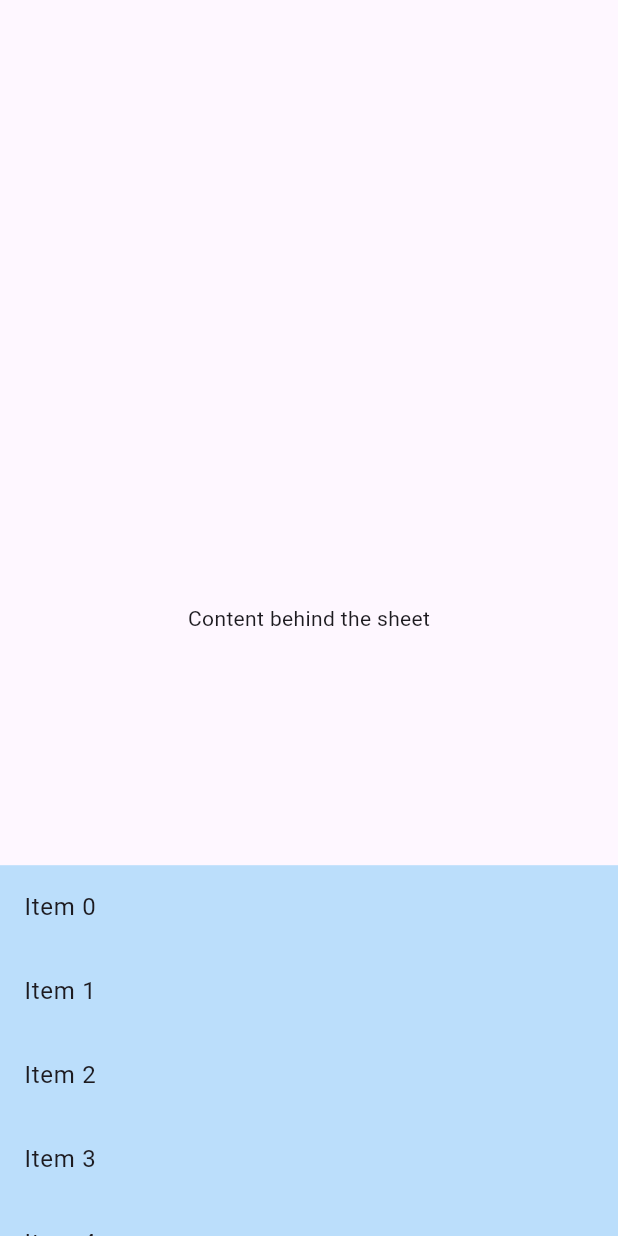
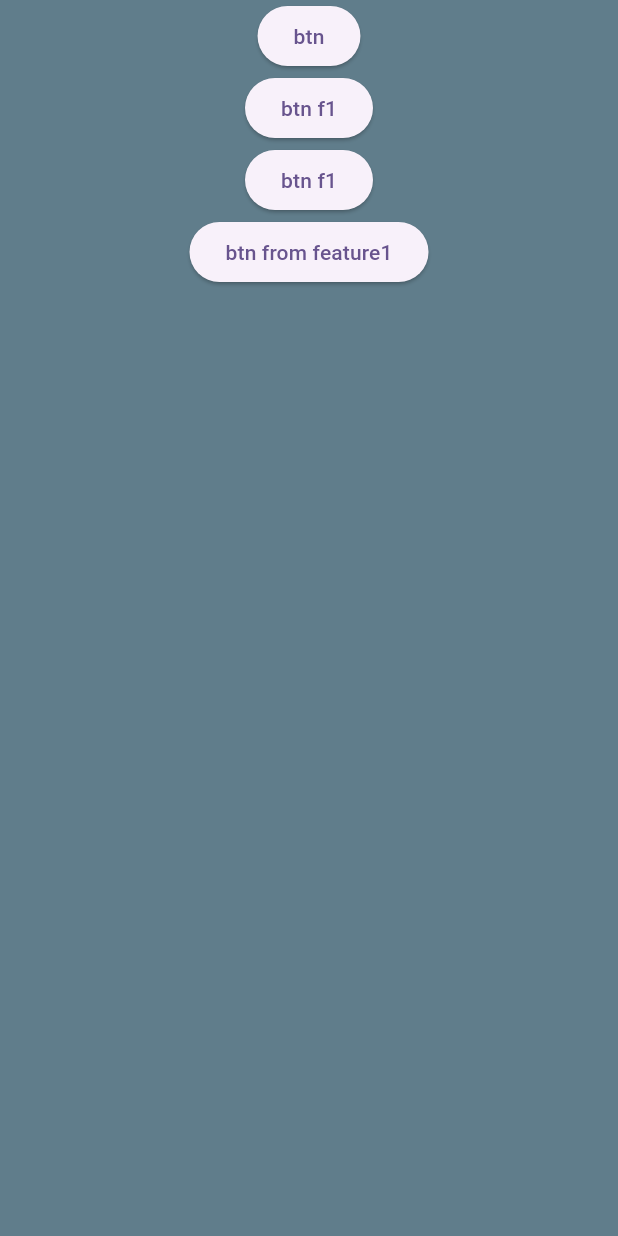
Before and after one commit to mosayeb-masoumi/test-git, a Flutter app: the HomePage screen opened directly, on a phone screen of 412 x 824 dp. Run offline on Flutter 3.47's test engine with Material 3 defaults, Android fonts, the phone set to English and light mode, and no system bars; our stand-ins replace app_links, freezed_annotation.

Commit message:
some changes

```diff
--- a/lib/home_page.dart
+++ b/lib/home_page.dart
@@ -1,3 +1,5 @@
+
+import 'dart:convert';
 
 import 'package:flutter/material.dart';
 
@@ -18,31 +20,23 @@ class _HomePageState extends State<HomePage> {
   Widget build(BuildContext context) {
 
     return Scaffold(
-      body: Stack(
-        children: [
-          Center(
-            child: Text('Content behind the sheet'),
-          ),
-          DraggableScrollableSheet(
-            initialChildSize: 0.3, // Take 30% of screen height initially
-            minChildSize: 0.1, // Minimum size to take 10% of screen height
-            maxChildSize: 0.8, // Maximum size to take 80% of screen height
-            builder: (BuildContext context, ScrollController scrollController) {
-              return Container(
-                color: Colors.blue[100],
-                child: ListView.builder(
-                  controller: scrollController,
-                  itemCount: 25,
-                  itemBuilder: (BuildContext context, int index) {
-                    return ListTile(
-                      title: Text('Item $index'),
-                    );
-                  },
-                ),
-              );
-            },
-          ),
-        ],
+      body: Container(
+        width: double.infinity,
+        height: double.infinity,
+        color: Colors.blueGrey,
+
+        child: Column(
+          children: [
+            ElevatedButton(onPressed: (){}, child: Text("btn")),
+
+            ElevatedButton(onPressed: (){}, child: Text("btn f1")),
+            ElevatedButton(onPressed: (){}, child: Text("btn f1")),
+
+            ElevatedButton(onPressed: (){}, child: Text("btn from feature1")),
+
+          ],
+
+        ),
       ),
     );
 
--- a/lib/main.dart
+++ b/lib/main.dart
@@ -1,10 +1,13 @@
 import 'dart:convert';
+import 'dart:async';
 
 import 'package:flutter/material.dart';
 import 'package:testtt/home_page.dart';
 import 'package:testtt/map_screen.dart';
 import 'package:testtt/test_screen.dart';
 import 'package:testtt/third_screen.dart';
+
+import 'package:app_links/app_links.dart';
 
 void main() {
   // FlutterError.onError = (FlutterErrorDetails details) {
@@ -14,12 +17,128 @@ void main() {
   runApp(const MyApp());
 }
 
-class MyApp extends StatelessWidget {
+class MyApp extends StatefulWidget {
   const MyApp({super.key});
 
+  @override
+  State<MyApp> createState() => _MyAppState();
+}
+
+class _MyAppState extends State<MyApp> {
   // This widget is the root of your application.
+
+  // final AppLinks _appLinks = AppLinks();  // singleton
+  // StreamSubscription<Uri?>? _sub;
+  // Uri? _latestUri;
+
+  late final AppLinks _appLinks;
+  StreamSubscription<String>? _linkSubscription;
+  String? _latestUri;
+
+  List<String> list = ["ali","reza","mina"];
+
+  @override
+  void initState() {
+    _initializeAppLinks();
+    super.initState();
+
+    completerMethod();
+  }
+
+  Future<void> completerMethod() async {
+    // final completer = Completer<String>();
+    final completer = Completer<List<String>>();
+
+    for(int i= 0 ;i <list.length; i++){
+
+      list[i]= "${list[i]}t";
+      Future.delayed(Duration(seconds: 5),() {
+
+        completer.complete(list);
+      });
+
+    }
+
+    // Future.delayed(Duration(seconds: 10),() {
+    //
+    //   completer.complete("Task finished Succesfully");
+    // });
+
+    final result = await completer.future;
+
+
+    var a = result ;
+
+  }
+
+
+
+  @override
+  void dispose() {
+    _linkSubscription?.cancel();
+    super.dispose();
+  }
+
+  Future<void> _initializeAppLinks() async {
+    _appLinks = AppLinks();
+    _linkSubscription = _appLinks.allStringLinkStream.listen((url) {
+      var d = _latestUri;
+      setState(() {
+        _latestUri = url;
+      });
+
+      // router.push(url); // with your GoRouter instance
+    });
+  }
+
+  // void _initializeAppLinks() {
+  //   // Listen to in-app links (when already running)
+  //   _sub = _appLinks.uriLinkStream.listen((Uri? uri) {
+  //     if (uri != null) {
+  //       _handleIncomingLink(uri);
+  //     }
+  //   }, onError: (err) {
+  //     debugPrint('app_links stream error: $err');
+  //   });
+  //
+  //   // Also check initial (cold start) link
+  //   _appLinks.getInitialAppLink().then((Uri? uri) {
+  //     if (uri != null) {
+  //       _handleIncomingLink(uri);
+  //     }
+  //   }).catchError((err) {
+  //     debugPrint('Error in getInitialAppLink: $err');
+  //   });
+  //
+  // }
+  //
+  // void _handleIncomingLink(Uri uri) {
+  //   debugPrint('Received link: $uri');
+  //   setState(() {
+  //     _latestUri = uri;
+  //   });
+  //
+  //   // Example: parse the URI and navigate
+  //   if (uri.scheme == 'http' && uri.host == 'come.example.com') {
+  //     // e.g. myapp://profile/123
+  //     final segments = uri.pathSegments;
+  //     if (segments.isNotEmpty) {
+  //       final id = segments[0];
+  //       var a = id;
+  //     }
+  //   }
+  // }
+
+  // @override
+  // void dispose() {
+  //   _sub?.cancel();
+  //   super.dispose();
+  // }
+
+
   @override
   Widget build(BuildContext context) {
+
     return SafeArea(
       child: MaterialApp(
         title: 'Flutter Demo',
@@ -29,7 +148,7 @@ class MyApp extends StatelessWidget {
         ),
         // home: MapScreen(),
         // home: TestScreen(),
-        home: ThirdScreen(),
+        home: ThirdScreen(latestLink: _latestUri),
       ),
     );
   }
--- /dev/null
+++ b/lib/model/result.dart
@@ -0,0 +1,10 @@
+
+import 'package:freezed_annotation/freezed_annotation.dart';
+
+part 'result.freezed.dart';
+
+@freezed
+class Result<T> with _$Result<T> {
+  const factory Result.success(T data) = Success<T>;
+  const factory Result.error(String message) = Error<T> ;
+}
```
Also changed, not shown: lib/map_screen.dart (+1 -49 lines), lib/third_screen.dart (+35 -33 lines), pubspec.yaml (+7 -0 lines), lib/model/result.freezed.dart (added), lib/model/user.dart (added), pubspec.lock, 1 other file.
